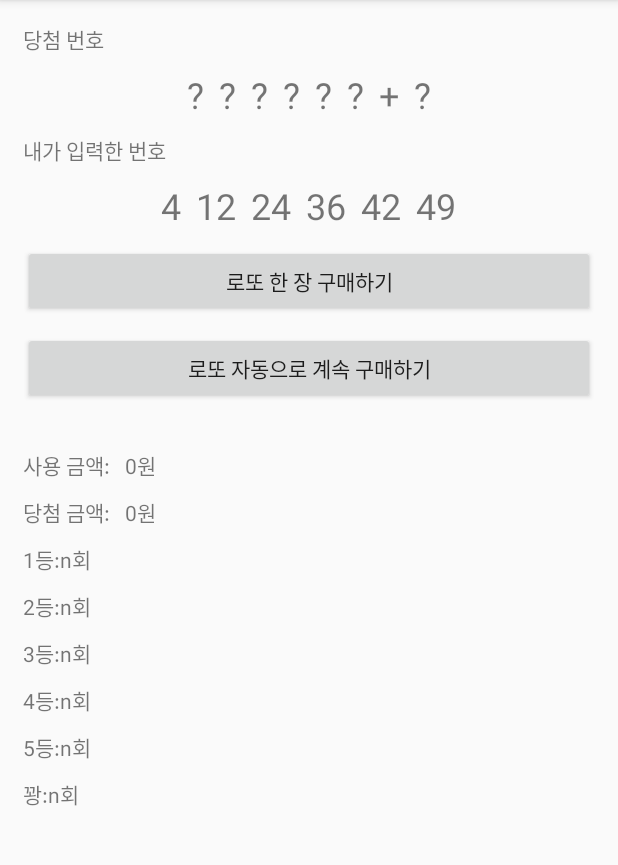
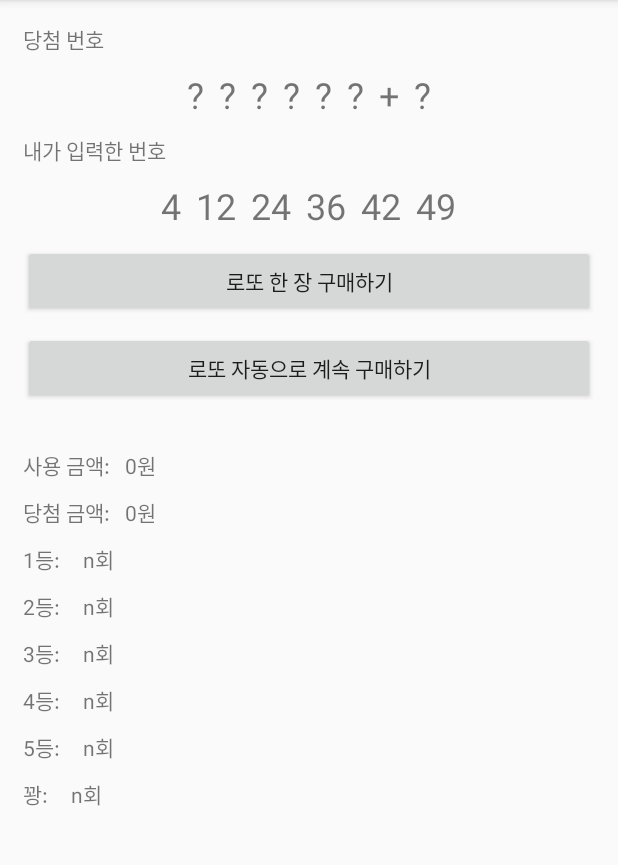
Before and after one commit to sunnysideup0w0v/LottoPractice_20200601, an Android app: the screen it shows after launch (MainActivity), on a phone screen of 412 x 824 dp, the part 84-949 px from its top. Run offline under Robolectric (Android 15) with nearby library versions, the phone set to English and light mode, and no system bars; our stand-ins replace data binding.

```diff
--- a/app/src/main/java/com/example/lottopractice_20200601/MainActivity.java
+++ b/app/src/main/java/com/example/lottopractice_20200601/MainActivity.java
@@ -45,6 +45,18 @@ public class MainActivity extends BaseActivity {
             public void onClick(View v) {
                 makeLottoWinNumbers();
                 checkWinRank();
+            }
+        });
+        binding.buyAutoLottoBtn.setOnClickListener(new View.OnClickListener() {
+            @Override
+            public void onClick(View v) {
+                while(true){
+                    makeLottoWinNumbers();
+                    checkWinRank();
+                    if(useMoney > 10000000){
+                        break;
+                    }
+                }
             }
         });
     }
--- a/app/src/main/res/layout/activity_main.xml
+++ b/app/src/main/res/layout/activity_main.xml
@@ -196,6 +196,7 @@
                     android:layout_height="wrap_content"
                     android:text="@string/first_rank"/>
                 <TextView
+                    android:layout_marginLeft="15sp"
                     android:id="@+id/firstRankTxt"
                     android:layout_width="wrap_content"
                     android:layout_height="wrap_content"
@@ -203,7 +204,6 @@
             </LinearLayout>
             <LinearLayout
                 android:layout_marginTop="10sp"
-
                 android:layout_width="match_parent"
                 android:layout_height="wrap_content"
                 android:orientation="horizontal">
@@ -212,6 +212,7 @@
                     android:layout_height="wrap_content"
                     android:text="@string/second_rank"/>
                 <TextView
+                    android:layout_marginLeft="15sp"
                     android:id="@+id/secondRankTxt"
                     android:layout_width="wrap_content"
                     android:layout_height="wrap_content"
@@ -228,6 +229,7 @@
                     android:layout_height="wrap_content"
                     android:text="@string/third_rank"/>
                 <TextView
+                    android:layout_marginLeft="15sp"
                     android:id="@+id/thirdRankTxt"
                     android:layout_width="wrap_content"
                     android:layout_height="wrap_content"
@@ -235,7 +237,6 @@
             </LinearLayout>
             <LinearLayout
                 android:layout_marginTop="10sp"
-
                 android:layout_width="match_parent"
                 android:layout_height="wrap_content"
                 android:orientation="horizontal">
@@ -244,6 +245,7 @@
                     android:layout_height="wrap_content"
                     android:text="@string/fourth_rank"/>
                 <TextView
+                    android:layout_marginLeft="15sp"
                     android:id="@+id/fourthRankTxt"
                     android:layout_width="wrap_content"
                     android:layout_height="wrap_content"
@@ -251,7 +253,6 @@
             </LinearLayout>
             <LinearLayout
                 android:layout_marginTop="10sp"
-
                 android:layout_width="match_parent"
                 android:layout_height="wrap_content"
                 android:orientation="horizontal">
@@ -260,6 +261,7 @@
                     android:layout_height="wrap_content"
                     android:text="@string/fifth_rank"/>
                 <TextView
+                    android:layout_marginLeft="15sp"
                     android:id="@+id/fifthRankTxt"
                     android:layout_width="wrap_content"
                     android:layout_height="wrap_content"
@@ -275,6 +277,7 @@
                     android:layout_height="wrap_content"
                     android:text="@string/unranked"/>
                 <TextView
+                    android:layout_marginLeft="15sp"
                     android:id="@+id/unrankedTxt"
                     android:layout_width="wrap_content"
                     android:layout_height="wrap_content"
```
